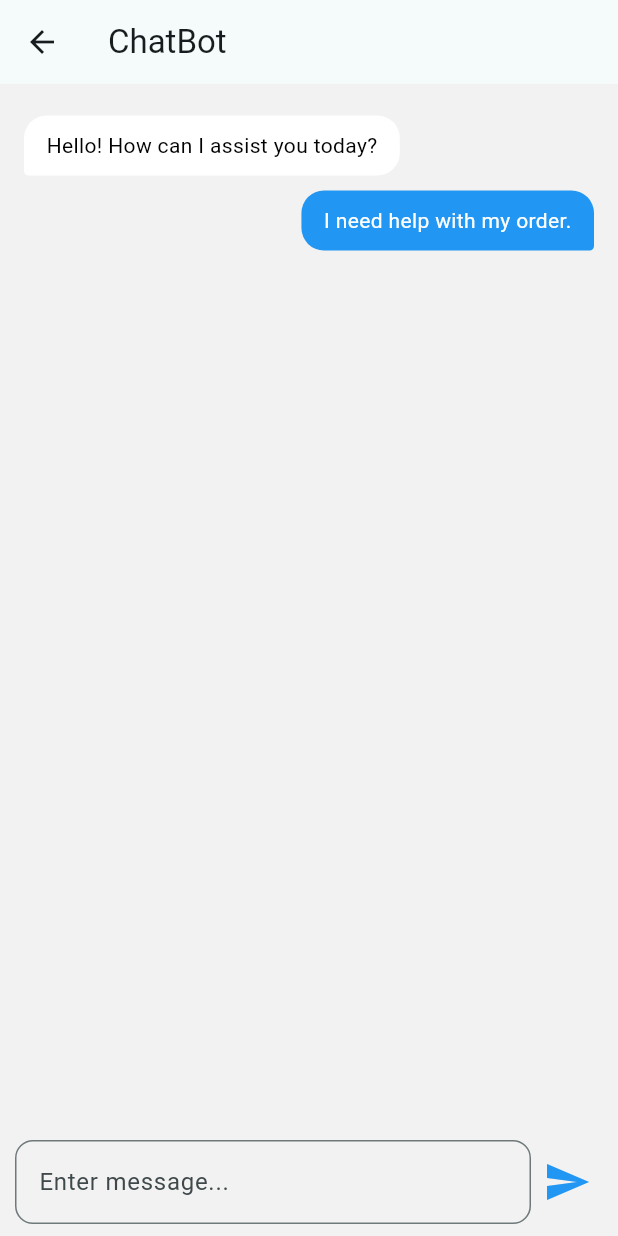
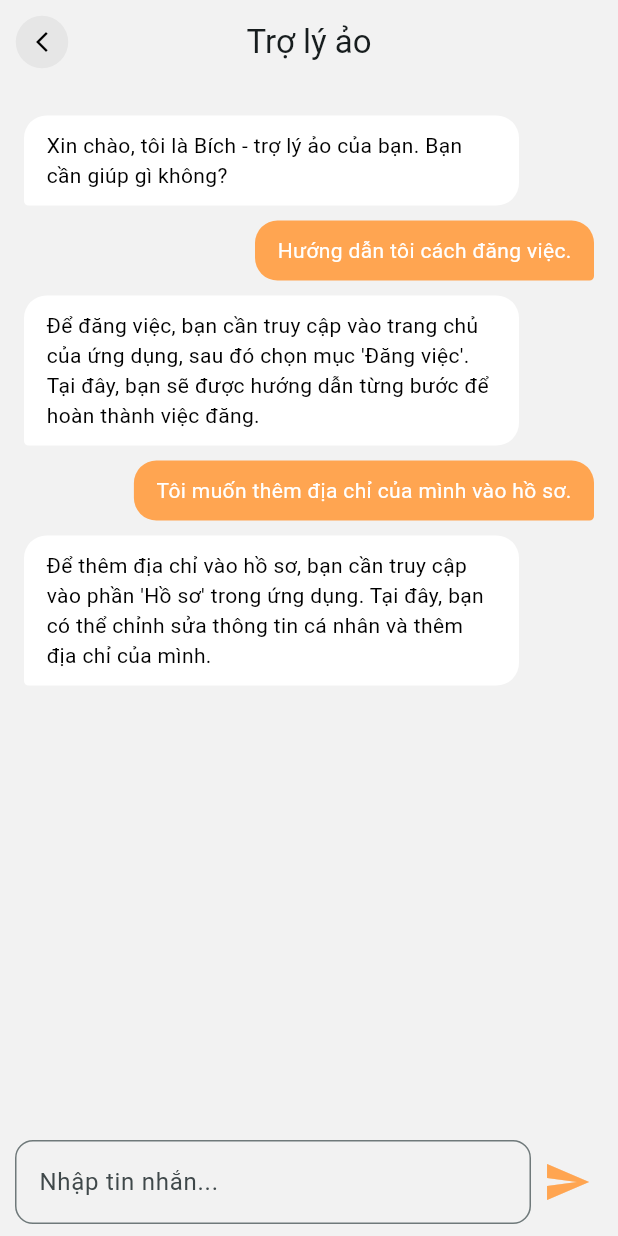
Before and after one commit to KKuyen/SE121_GiupViecApp, a Flutter app: the ChatBot screen opened directly, on a phone screen of 412 x 824 dp. Run offline on Flutter 3.47's test engine with Material 3 defaults, Android fonts, the phone set to English and light mode, and no system bars; our stand-ins replace cached_network_image, carousel_slider, equatable, firebase_core, firebase_messaging, firebase_storage and 16 more; accounts and stored records are empty.

Commit message:
edit chatbot screen

```diff
--- a/FrontEnd/lib/common/widgets/task_card/approved_activity_widget.dart
+++ b/FrontEnd/lib/common/widgets/task_card/approved_activity_widget.dart
@@ -210,7 +210,7 @@ class ApprovedActivityWidgetState extends State<ApprovedActivityWidget> {
                       ),
                       const SizedBox(width: 20),
                       Text(
-                        widget.startDay.toIso8601String(),
+                        widget.startDay.toIso8601String().substring(0, 10),
                         style: const TextStyle(
                           color: Colors.black,
                           fontSize: 15,
--- a/FrontEnd/lib/common/widgets/task_card/cancel_activity_widget.dart
+++ b/FrontEnd/lib/common/widgets/task_card/cancel_activity_widget.dart
@@ -193,7 +193,7 @@ class CancelActivityWidgetState extends State<CancelActivityWidget> {
                       ),
                       const SizedBox(width: 20),
                       Text(
-                        widget.startDay.toIso8601String(),
+                        widget.startDay.toIso8601String().substring(0, 10),
                         style: const TextStyle(
                           color: Colors.black,
                           fontSize: 15,
@@ -354,7 +354,9 @@ class CancelActivityWidgetState extends State<CancelActivityWidget> {
                           Spacer(),
                           Text(
                               widget.taskStatus == "TS1"
-                                  ? widget.startDay.toIso8601String()
+                                  ? widget.startDay
+                                      .toIso8601String()
+                                      .substring(0, 10)
                                   : widget.cancelAt.toIso8601String(),
                               style: TextStyle(
                                 color: Colors.black,
--- a/FrontEnd/lib/common/widgets/task_card/finished_activity_widget.dart
+++ b/FrontEnd/lib/common/widgets/task_card/finished_activity_widget.dart
@@ -188,7 +188,7 @@ class _FinishedActivityWidgetState extends State<FinishedActivityWidget> {
                       ),
                       const SizedBox(width: 20),
                       Text(
-                        widget.startDay.toIso8601String(),
+                        widget.startDay.toIso8601String().substring(0, 10),
                         style: const TextStyle(
                           color: Colors.black,
                           fontSize: 15,
--- a/FrontEnd/lib/common/widgets/task_card/tasker_approve_widget.dart
+++ b/FrontEnd/lib/common/widgets/task_card/tasker_approve_widget.dart
@@ -174,7 +174,7 @@ class TaskerWatingActivityWidgetState extends State<TaskerApproveWidget> {
                         ),
                         const SizedBox(width: 20),
                         Text(
-                          widget.startDay.toIso8601String(),
+                          widget.startDay.toIso8601String().substring(0, 10),
                           style: const TextStyle(
                             color: Colors.black,
                             fontSize: 15,
--- a/FrontEnd/lib/common/widgets/task_card/tasker_find_activity_widget.dart
+++ b/FrontEnd/lib/common/widgets/task_card/tasker_find_activity_widget.dart
@@ -163,7 +163,7 @@ class TaskerFindActivityWidgetState extends State<TaskerFindActivityWidget> {
                         ),
                         const SizedBox(width: 20),
                         Text(
-                          widget.startDay.toIso8601String(),
+                          widget.startDay.toIso8601String().substring(0, 10),
                           style: const TextStyle(
                             color: Colors.black,
                             fontSize: 15,
@@ -302,9 +302,7 @@ class TaskerFindActivityWidgetState extends State<TaskerFindActivityWidget> {
                                     "Người giúp việc ${widget.taskerName} vừa mới ứng cử công việc #DV${widget.id} của bạn.",
                                     "review.jpg");
 
-
                             widget.loading(widget.id);
-
                           },
                           text: 'Ứng cử',
                           backgroundColor: AppColors.cam_main,
--- a/FrontEnd/lib/common/widgets/task_card/tasker_finish_widget.dart
+++ b/FrontEnd/lib/common/widgets/task_card/tasker_finish_widget.dart
@@ -174,7 +174,7 @@ class TaskerWatingActivityWidgetState extends State<TaskerFinishWidget> {
                         ),
                         const SizedBox(width: 20),
                         Text(
-                          widget.startDay.toIso8601String(),
+                          widget.startDay.toIso8601String().substring(0, 10),
                           style: const TextStyle(
                             color: Colors.black,
                             fontSize: 15,
--- a/FrontEnd/lib/common/widgets/task_card/tasker_waiting_activity_widget.dart
+++ b/FrontEnd/lib/common/widgets/task_card/tasker_waiting_activity_widget.dart
@@ -177,7 +177,7 @@ class TaskerWatingActivityWidgetState
                         ),
                         const SizedBox(width: 20),
                         Text(
-                          widget.startDay.toIso8601String(),
+                          widget.startDay.toIso8601String().substring(0, 10),
                           style: const TextStyle(
                             color: Colors.black,
                             fontSize: 15,
--- a/FrontEnd/lib/common/widgets/task_card/waiting_activity_widget.dart
+++ b/FrontEnd/lib/common/widgets/task_card/waiting_activity_widget.dart
@@ -187,7 +187,7 @@ class WatingActivityWidgetState extends State<WatingActivityWidget> {
                         ),
                         const SizedBox(width: 20),
                         Text(
-                          widget.startDay.toIso8601String(),
+                          widget.startDay.toIso8601String().substring(0, 10),
                           style: const TextStyle(
                             color: Colors.black,
                             fontSize: 15,
--- a/FrontEnd/lib/main.dart
+++ b/FrontEnd/lib/main.dart
@@ -1,4 +1,3 @@
-import 'package:firebase_auth/firebase_auth.dart';
 import 'package:firebase_core/firebase_core.dart';
 import 'package:flutter/foundation.dart';
 import 'package:flutter/material.dart';
--- a/FrontEnd/lib/presentation/screens/user/home/chatBot.dart
+++ b/FrontEnd/lib/presentation/screens/user/home/chatBot.dart
@@ -3,6 +3,8 @@ import 'package:flutter/material.dart';
 import 'package:flutter_svg/flutter_svg.dart';
 import 'package:intl/intl.dart';
 import 'package:cached_network_image/cached_network_image.dart';
+import 'package:se121_giupviec_app/common/widgets/appbar/app_bar.dart';
+import 'package:se121_giupviec_app/core/configs/theme/app_colors.dart';
 
 class ChatBot extends StatefulWidget {
   const ChatBot({super.key});
@@ -15,12 +17,27 @@ class _ChatBotState extends State<ChatBot> {
   final ScrollController _scrollController = ScrollController();
   List<Message> messages = [
     Message(
-      content: "Hello! How can I assist you today?",
+      content:
+          "Xin chào, tôi là Bích - trợ lý ảo của bạn. Bạn cần giúp gì không?",
       isMe: false,
     ),
     Message(
-      content: "I need help with my order.",
+      content: "Hướng dẫn tôi cách đăng việc.",
       isMe: true,
+    ),
+    Message(
+      content:
+          "Để đăng việc, bạn cần truy cập vào trang chủ của ứng dụng, sau đó chọn mục 'Đăng việc'. Tại đây, bạn sẽ được hướng dẫn từng bước để hoàn thành việc đăng.",
+      isMe: false,
+    ),
+    Message(
+      content: "Tôi muốn thêm địa chỉ của mình vào hồ sơ.",
+      isMe: true,
+    ),
+    Message(
+      content:
+          "Để thêm địa chỉ vào hồ sơ, bạn cần truy cập vào phần 'Hồ sơ' trong ứng dụng. Tại đây, bạn có thể chỉnh sửa thông tin cá nhân và thêm địa chỉ của mình.",
+      isMe: false,
     ),
   ];
 
@@ -29,6 +46,12 @@ class _ChatBotState extends State<ChatBot> {
       messages.add(Message(
         content: message,
         isMe: true,
+      ));
+    });
+    setState(() {
+      messages.add(Message(
+        content: "Đã nhận được tin nhắn của bạn",
+        isMe: false,
       ));
     });
     WidgetsBinding.instance.addPostFrameCallback((_) {
@@ -43,9 +66,7 @@ class _ChatBotState extends State<ChatBot> {
     return Scaffold(
         resizeToAvoidBottomInset: false,
         backgroundColor: const Color(0xFFF2F2F2),
-        appBar: AppBar(
-          title: const Text('ChatBot'),
-        ),
+        appBar: const BasicAppbar(title: Text('Trợ lý ảo'), isCenter: true),
         bottomNavigationBar: Padding(
           padding: EdgeInsets.only(
             bottom: MediaQuery.of(context).viewInsets.bottom,
@@ -61,7 +82,7 @@ class _ChatBotState extends State<ChatBot> {
                   child: TextField(
                     controller: messageController,
                     decoration: InputDecoration(
-                      hintText: 'Enter message...',
+                      hintText: 'Nhập tin nhắn...',
                       border: OutlineInputBorder(
                         borderRadius: BorderRadius.circular(12),
                       ),
@@ -71,7 +92,7 @@ class _ChatBotState extends State<ChatBot> {
                 IconButton(
                   icon: const Icon(
                     Icons.send,
-                    color: Colors.blue,
+                    color: AppColors.cam_main,
                     size: 32,
                   ),
                   onPressed: () {
@@ -130,7 +151,7 @@ class _messageCard extends StatelessWidget {
                   padding:
                       const EdgeInsets.symmetric(horizontal: 15, vertical: 10),
                   decoration: BoxDecoration(
-                    color: isMe ? Colors.blue : Colors.white,
+                    color: isMe ? AppColors.cam_main : Colors.white,
                     borderRadius: BorderRadius.only(
                       topLeft: const Radius.circular(15),
                       topRight: const Radius.circular(15),
```
Also changed, not shown: FrontEnd/lib/presentation/screens/user/home/home.dart (+22 -25 lines), 4 other files.
